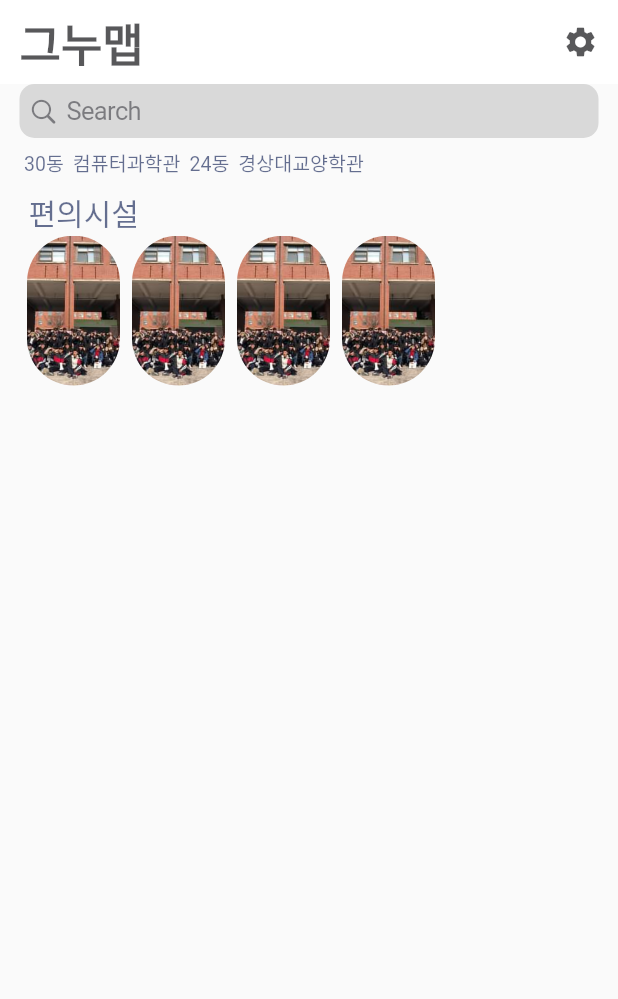
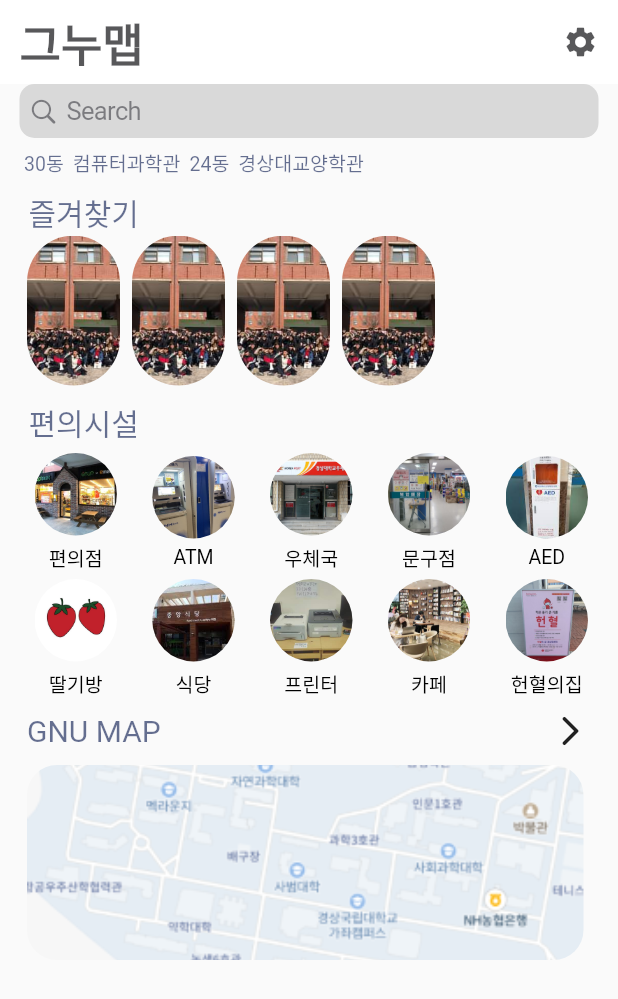
Before and after one commit to Soyuly/GNUMAP-front, a Flutter app: the screen it shows after launch, on a phone screen of 412 x 824 dp. Shown: the top 999 px of the screen. Run offline on Flutter 3.47's test engine with Material 2 defaults, Android fonts, the phone set to English and light mode, and no system bars; Roboto replaces fonts that are missing (AppleSDGothicNeo).

Commit message:
메인페이지 완성

```diff
--- /dev/null
+++ b/lib/CImages.dart
@@ -0,0 +1,282 @@
+import 'package:flutter/material.dart';
+
+class ConvenientItems_top extends StatelessWidget {
+  const ConvenientItems_top({Key? key}) : super(key: key);
+
+  @override
+  Widget build(BuildContext context) {
+    return Row(mainAxisAlignment: MainAxisAlignment.spaceBetween, children: [
+      SizedBox(
+        child: Column(
+          children: [
+            SizedBox(
+              width: 65,
+              height: 65,
+              child: Container(
+                  margin: EdgeInsets.all(5),
+                  child: Scaffold(
+                    backgroundColor: Colors.transparent,
+                  ),
+                  decoration: BoxDecoration(
+                    image: DecorationImage(
+                        fit: BoxFit.cover,
+                        image: AssetImage(
+                            'assets/convenient/convenientstore.jpg')),
+                    borderRadius: BorderRadius.circular(50),
+                  )),
+            ),
+            Text('편의점',
+                style: TextStyle(
+                    fontSize: 13,
+                    color: Colors.black,
+                    fontFamily: 'AppleSDGothicNeo'))
+          ],
+        ),
+      ),
+      SizedBox(
+        child: Column(
+          children: [
+            SizedBox(
+              width: 65,
+              height: 65,
+              child: Container(
+                  margin: EdgeInsets.all(5),
+                  child: Scaffold(
+                    backgroundColor: Colors.transparent,
+                  ),
+                  decoration: BoxDecoration(
+                    image: DecorationImage(
+                        fit: BoxFit.cover,
+                        image: AssetImage('assets/convenient/atm.jpg')),
+                    borderRadius: BorderRadius.circular(50),
+                  )),
+            ),
+            Text('ATM',
+                style: TextStyle(
+                    fontSize: 13,
+                    color: Colors.black,
+                    fontFamily: 'AppleSDGothicNeo'))
+          ],
+        ),
+      ),
+      SizedBox(
+        child: Column(
+          children: [
+            SizedBox(
+              width: 65,
+              height: 65,
+              child: Container(
+                  margin: EdgeInsets.all(5),
+                  child: Scaffold(
+                    backgroundColor: Colors.transparent,
+                  ),
+                  decoration: BoxDecoration(
+                    image: DecorationImage(
+                        fit: BoxFit.cover,
+                        image: AssetImage('assets/convenient/postoffice.jpg')),
+                    borderRadius: BorderRadius.circular(50),
+                  )),
+            ),
+            Text('우체국',
+                style: TextStyle(
+                    fontSize: 13,
+                    color: Colors.black,
+                    fontFamily: 'AppleSDGothicNeo'))
+          ],
+        ),
+      ),
+      SizedBox(
+        child: Column(
+          children: [
+            SizedBox(
+              width: 65,
+              height: 65,
+              child: Container(
+                  margin: EdgeInsets.all(5),
+                  child: Scaffold(
+                    backgroundColor: Colors.transparent,
+                  ),
+                  decoration: BoxDecoration(
+                    image: DecorationImage(
+                        fit: BoxFit.cover,
+                        image: AssetImage('assets/convenient/stationary.jpg')),
+                    borderRadius: BorderRadius.circular(50),
+                  )),
+            ),
+            Text('문구점',
+                style: TextStyle(
+                    fontSize: 13,
+                    color: Colors.black,
+                    fontFamily: 'AppleSDGothicNeo'))
+          ],
+        ),
+      ),
+      SizedBox(
+        child: Column(
+          children: [
+            SizedBox(
+              width: 65,
+              height: 65,
+              child: Container(
+                  margin: EdgeInsets.all(5),
+                  child: Scaffold(
+                    backgroundColor: Colors.transparent,
+                  ),
+                  decoration: BoxDecoration(
+                    image: DecorationImage(
+                        fit: BoxFit.cover,
+                        image: AssetImage('assets/convenient/aed.jpg')),
+                    borderRadius: BorderRadius.circular(50),
+                  )),
+            ),
+            Text('AED',
+                style: TextStyle(
+                    fontSize: 13,
+                    color: Colors.black,
+                    fontFamily: 'AppleSDGothicNeo'))
+          ],
+        ),
+      ),
+    ]);
+  }
+}
+
+class ConvenientItems_bottom extends StatelessWidget {
+  const ConvenientItems_bottom({Key? key}) : super(key: key);
+
+  @override
+  Widget build(BuildContext context) {
+    return Row(mainAxisAlignment: MainAxisAlignment.spaceBetween, children: [
+      SizedBox(
+        child: Column(
+          children: [
+            SizedBox(
+              width: 65,
+              height: 65,
+              child: Container(
+                  margin: EdgeInsets.all(5),
+                  child: Scaffold(
+                    backgroundColor: Colors.transparent,
+                  ),
+                  decoration: BoxDecoration(
+                    image: DecorationImage(
+                        fit: BoxFit.cover,
+                        image: AssetImage('assets/convenient/strawberry.jpg')),
+                    borderRadius: BorderRadius.circular(50),
+                  )),
+            ),
+            Text('딸기방',
+                style: TextStyle(
+                    fontSize: 13,
+                    color: Colors.black,
+                    fontFamily: 'AppleSDGothicNeo'))
+          ],
+        ),
+      ),
+      SizedBox(
+        child: Column(
+          children: [
+            SizedBox(
+              width: 65,
+              height: 65,
+              child: Container(
+                  margin: EdgeInsets.all(5),
+                  child: Scaffold(
+                    backgroundColor: Colors.transparent,
+                  ),
+                  decoration: BoxDecoration(
+                    image: DecorationImage(
+                        fit: BoxFit.cover,
+                        image: AssetImage('assets/convenient/cafeteria.jpg')),
+                    borderRadius: BorderRadius.circular(50),
+                  )),
+            ),
+            Text('식당',
+                style: TextStyle(
+                    fontSize: 13,
+                    color: Colors.black,
+                    fontFamily: 'AppleSDGothicNeo'))
+          ],
+        ),
+      ),
+      SizedBox(
+        child: Column(
+          children: [
+            SizedBox(
+              width: 65,
+              height: 65,
+              child: Container(
+                  margin: EdgeInsets.all(5),
+                  child: Scaffold(
+                    backgroundColor: Colors.transparent,
+                  ),
+                  decoration: BoxDecoration(
+                    image: DecorationImage(
+                        fit: BoxFit.cover,
+                        image: AssetImage('assets/convenient/printer.jpg')),
+                    borderRadius: BorderRadius.circular(50),
+                  )),
+            ),
+            Text('프린터',
+                style: TextStyle(
+                    fontSize: 13,
+                    color: Colors.black,
+                    fontFamily: 'AppleSDGothicNeo'))
+          ],
+        ),
+      ),
+      SizedBox(
+        child: Column(
+          children: [
+            SizedBox(
+              width: 65,
+              height: 65,
+              child: Container(
+                  margin: EdgeInsets.all(5),
+                  child: Scaffold(
+                    backgroundColor: Colors.transparent,
+                  ),
+                  decoration: BoxDecoration(
+                    image: DecorationImage(
+                        fit: BoxFit.cover,
+                        image: AssetImage('assets/convenient/cafe.jpg')),
+                    borderRadius: BorderRadius.circular(50),
+                  )),
+            ),
+            Text('카페',
+                style: TextStyle(
+                    fontSize: 13,
+                    color: Colors.black,
+                    fontFamily: 'AppleSDGothicNeo'))
+          ],
+        ),
+      ),
+      SizedBox(
+        child: Column(
+          children: [
+            SizedBox(
+              width: 65,
+              height: 65,
+              child: Container(
+                  margin: EdgeInsets.all(5),
+                  child: Scaffold(
+                    backgroundColor: Colors.transparent,
+                  ),
+                  decoration: BoxDecoration(
+                    image: DecorationImage(
+                        fit: BoxFit.cover,
+                        image: AssetImage('assets/convenient/blood.jpg')),
+                    borderRadius: BorderRadius.circular(50),
+                  )),
+            ),
+            Text('헌혈의집',
+                style: TextStyle(
+                    fontSize: 13,
+                    color: Colors.black,
+                    fontFamily: 'AppleSDGothicNeo'))
+          ],
+        ),
+      ),
+    ]);
+  }
+}
--- a/lib/mainpage.dart
+++ b/lib/mainpage.dart
@@ -1,5 +1,6 @@
 import 'package:flutter/material.dart';
 import 'package:flutter/cupertino.dart';
+import 'package:gnumap/CImages.dart';
 
 class MainPage extends StatefulWidget {
   const MainPage({Key? key}) : super(key: key);
@@ -38,10 +39,32 @@ class _MainPageState extends State<MainPage> {
         child: Column(children: [
           Container(child: SearchBar()),
           SizedBox(height: 35, child: History()),
-          Container(height: 30, width: 500, child: FavoriteTitle()),
+          Container(
+              height: 30,
+              child:
+                  Align(alignment: Alignment.topLeft, child: FavoriteTitle())),
           SizedBox(
             height: 100,
             child: Favorite(),
+          ),
+          Container(
+              height: 40,
+              child: Align(
+                  alignment: Alignment.topLeft, child: ConvenientTitle())),
+          Container(
+              margin: EdgeInsets.fromLTRB(5, 0, 15, 0),
+              child: ConvenientItems_top()),
+          Container(
+              margin: EdgeInsets.fromLTRB(5, 0, 15, 10),
+              child: ConvenientItems_bottom()),
+          Container(
+              height: 35,
+              margin: EdgeInsets.fromLTRB(5, 0, 20, 0),
+              child: Align(alignment: Alignment.topLeft, child: GnumapTitle())),
+          Container(
+            margin: EdgeInsets.fromLTRB(5, 0, 15, 10),
+            height: 130,
+            child: Minimap(),
           )
         ]),
       ),
@@ -102,7 +125,7 @@ class FavoriteTitle extends StatelessWidget {
   Widget build(BuildContext context) {
     return Container(
       margin: EdgeInsets.fromLTRB(6, 0, 0, 0),
-      child: Text('편의시설',
+      child: Text('즐겨찾기',
           style: TextStyle(
               fontSize: 20,
               color: Color.fromRGBO(0, 16, 72, 0.6),
@@ -146,3 +169,53 @@ class _FavoriteState extends State<Favorite> {
             }));
   }
 }
+
+class ConvenientTitle extends StatelessWidget {
+  const ConvenientTitle({Key? key}) : super(key: key);
+
+  @override
+  Widget build(BuildContext context) {
+    return Container(
+      margin: EdgeInsets.fromLTRB(6, 10, 0, 0),
+      child: Text('편의시설',
+          style: TextStyle(
+              fontSize: 20,
+              color: Color.fromRGBO(0, 16, 72, 0.6),
+              fontFamily: 'AppleSDGothicNeo')),
+    );
+  }
+}
+
+class GnumapTitle extends StatelessWidget {
+  const GnumapTitle({Key? key}) : super(key: key);
+
+  @override
+  Widget build(BuildContext context) {
+    return Row(mainAxisAlignment: MainAxisAlignment.spaceBetween, children: [
+      Text('GNU MAP',
+          style: TextStyle(
+              fontSize: 20,
+              color: Color.fromRGBO(0, 16, 72, 0.6),
+              fontFamily: 'AppleSDGothicNeo')),
+      Icon(Icons.arrow_forward_ios_rounded)
+    ]);
+  }
+}
+
+class Minimap extends StatelessWidget {
+  const Minimap({Key? key}) : super(key: key);
+
+  @override
+  Widget build(BuildContext context) {
+    return Container(
+        margin: EdgeInsets.fromLTRB(0, 0, 8, 0),
+        child: Scaffold(
+          backgroundColor: Colors.transparent,
+        ),
+        decoration: BoxDecoration(
+          image: DecorationImage(
+              fit: BoxFit.cover, image: AssetImage('assets/minimap.png')),
+          borderRadius: BorderRadius.circular(20),
+        ));
+  }
+}
```
Also changed, not shown: pubspec.yaml (+12 -0 lines), assets/convenient/aed.jpg (added), assets/convenient/atm.jpg (added), assets/convenient/blood.jpg (added), assets/convenient/cafe.jpg (added), assets/convenient/cafeteria.jpg (added), assets/convenient/convenientstore.jpg (added), assets/convenient/postoffice.jpg (added), assets/convenient/printer.jpg (added), assets/convenient/stationary.jpg (added), assets/convenient/strawberry.jpg (added), assets/minimap.png (added).
